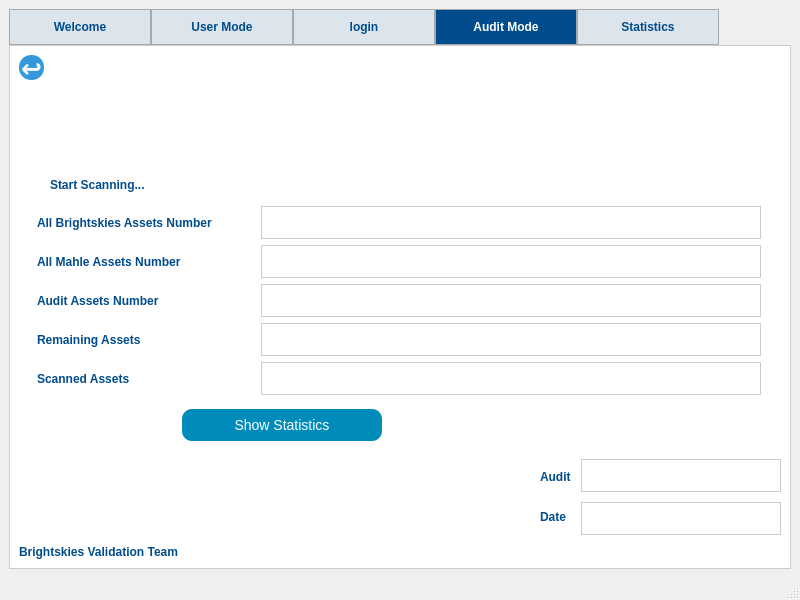
ENGaliyasser/J.A.K.Y.A., file front.ui: the form before one commit.
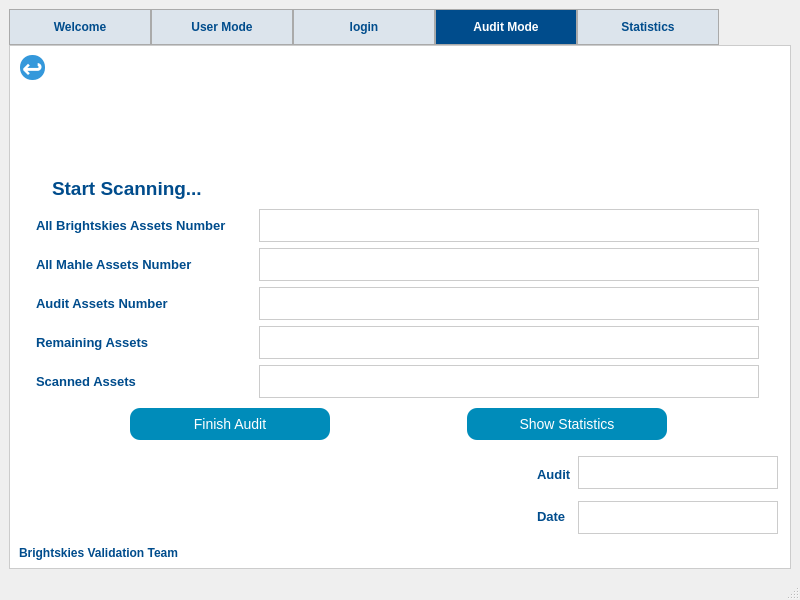
The form after the commit. The open tabs and pages were chosen to show the change. Icons and pictures are not drawn.

```diff
--- a/front.ui
+++ b/front.ui
@@ -179,7 +179,7 @@
        <set>Qt::ImhDialableCharactersOnly|Qt::ImhDigitsOnly|Qt::ImhEmailCharactersOnly|Qt::ImhFormattedNumbersOnly|Qt::ImhLatinOnly|Qt::ImhLowercaseOnly|Qt::ImhUppercaseOnly|Qt::ImhUrlCharactersOnly</set>
       </property>
       <property name="currentIndex">
-       <number>0</number>
+       <number>3</number>
       </property>
       <property name="tabBarAutoHide">
        <bool>true</bool>
@@ -235,7 +235,7 @@
                 </property>
                 <property name="sizeHint" stdset="0">
                  <size>
-                  <width>140</width>
+                  <width>160</width>
                   <height>20</height>
                  </size>
                 </property>
@@ -278,7 +278,7 @@
               <property name="sizeHint" stdset="0">
                <size>
                 <width>20</width>
-                <height>78</height>
+                <height>70</height>
                </size>
               </property>
              </spacer>
@@ -290,9 +290,12 @@
                 <property name="orientation">
                  <enum>Qt::Horizontal</enum>
                 </property>
+                <property name="sizeType">
+                 <enum>QSizePolicy::Fixed</enum>
+                </property>
                 <property name="sizeHint" stdset="0">
                  <size>
-                  <width>320</width>
+                  <width>270</width>
                   <height>20</height>
                  </size>
                 </property>
@@ -638,10 +641,13 @@
             <property name="orientation">
              <enum>Qt::Vertical</enum>
             </property>
+            <property name="sizeType">
+             <enum>QSizePolicy::Fixed</enum>
+            </property>
             <property name="sizeHint" stdset="0">
              <size>
               <width>20</width>
-              <height>78</height>
+              <height>30</height>
              </size>
             </property>
            </spacer>
@@ -688,6 +694,13 @@
                   <height>16777215</height>
                  </size>
                 </property>
+                <property name="font">
+                 <font>
+                  <pointsize>10</pointsize>
+                  <weight>75</weight>
+                  <bold>true</bold>
+                 </font>
+                </property>
                 <property name="text">
                  <string>Asset Name</string>
                 </property>
@@ -741,6 +754,13 @@
                   <height>16777215</height>
                  </size>
                 </property>
+                <property name="font">
+                 <font>
+                  <pointsize>10</pointsize>
+                  <weight>75</weight>
+                  <bold>true</bold>
+                 </font>
+                </property>
                 <property name="text">
                  <string>Asset Tag</string>
                 </property>
@@ -787,6 +807,13 @@
                   <height>16777215</height>
                  </size>
                 </property>
+                <property name="font">
+                 <font>
+                  <pointsize>10</pointsize>
+                  <weight>75</weight>
+                  <bold>true</bold>
+                 </font>
+                </property>
                 <property name="text">
                  <string>Serial</string>
                 </property>
@@ -833,6 +860,13 @@
                   <height>16777215</height>
                  </size>
                 </property>
+                <property name="font">
+                 <font>
+                  <pointsize>10</pointsize>
+                  <weight>75</weight>
+                  <bold>true</bold>
+                 </font>
+                </property>
                 <property name="text">
                  <string>Checked Out To</string>
                 </property>
@@ -879,6 +913,13 @@
                   <height>16777215</height>
                  </size>
                 </property>
+                <property name="font">
+                 <font>
+                  <pointsize>10</pointsize>
+                  <weight>75</weight>
+                  <bold>true</bold>
+                 </font>
+                </property>
                 <property name="text">
                  <string>Owner</string>
                 </property>
@@ -925,7 +966,7 @@
             <property name="sizeHint" stdset="0">
              <size>
               <width>20</width>
-              <height>78</height>
+              <height>80</height>
              </size>
             </property>
            </spacer>
@@ -1075,13 +1116,13 @@
               <property name="minimumSize">
                <size>
                 <width>0</width>
-                <height>30</height>
+                <height>33</height>
                </size>
               </property>
               <property name="maximumSize">
                <size>
                 <width>110</width>
-                <height>30</height>
+                <height>33</height>
                </size>
               </property>
               <property name="font">
@@ -1089,8 +1130,13 @@
                 <pointsize>14</pointsize>
                 <weight>75</weight>
                 <bold>true</bold>
+                <strikeout>false</strikeout>
+                <kerning>false</kerning>
                </font>
               </property>
+              <property name="mouseTracking">
+               <bool>false</bool>
+              </property>
               <property name="text">
                <string>Password</string>
               </property>
@@ -1103,13 +1149,13 @@
                 <property name="minimumSize">
                  <size>
                   <width>0</width>
-                  <height>30</height>
+                  <height>33</height>
                  </size>
                 </property>
                 <property name="maximumSize">
                  <size>
                   <width>110</width>
-                  <height>30</height>
+                  <height>33</height>
                  </size>
                 </property>
                 <property name="font">
@@ -1135,7 +1181,7 @@
                 <property name="sizeHint" stdset="0">
                  <size>
                   <width>45</width>
-                  <height>20</height>
+                  <height>5</height>
                  </size>
                 </property>
                </spacer>
@@ -1151,13 +1197,13 @@
               <property name="minimumSize">
                <size>
                 <width>500</width>
-                <height>30</height>
+                <height>33</height>
                </size>
               </property>
               <property name="maximumSize">
                <size>
                 <width>500</width>
-                <height>30</height>
+                <height>33</height>
                </size>
               </property>
               <property name="inputMethodHints">
@@ -1173,13 +1219,13 @@
               <property name="minimumSize">
                <size>
                 <width>500</width>
-                <height>30</height>
+                <height>33</height>
                </size>
               </property>
               <property name="maximumSize">
                <size>
                 <width>500</width>
-                <height>30</height>
+                <height>33</height>
                </size>
               </property>
              </widget>
@@ -1199,12 +1245,14 @@
               <property name="maximumSize">
                <size>
                 <width>60</width>
-                <height>16777215</height>
+                <height>33</height>
                </size>
               </property>
               <property name="font">
                <font>
                 <pointsize>-1</pointsize>
+                <weight>50</weight>
+                <bold>false</bold>
                </font>
               </property>
               <property name="text">
@@ -1229,6 +1277,8 @@
               <property name="font">
                <font>
                 <pointsize>-1</pointsize>
+                <weight>50</weight>
+                <bold>false</bold>
                </font>
               </property>
               <property name="text">
@@ -1341,66 +1391,15 @@
        <attribute name="title">
         <string>Audit Mode</string>
        </attribute>
-       <layout class="QGridLayout" name="gridLayout_5">
-        <item row="0" column="0">
-         <layout class="QGridLayout" name="gridLayout_7">
-          <item row="0" column="0">
-           <widget class="QPushButton" name="back_btn_audit">
-            <property name="minimumSize">
-             <size>
-              <width>25</width>
-              <height>25</height>
-             </size>
-            </property>
-            <property name="maximumSize">
-             <size>
-              <width>25</width>
-              <height>25</height>
-             </size>
-            </property>
-            <property name="font">
-             <font>
-              <pointsize>-1</pointsize>
-              <weight>75</weight>
-              <bold>true</bold>
-             </font>
-            </property>
-            <property name="styleSheet">
-             <string notr="true">QPushButton {
-    background-color: #3498db;    /* Background color of the button */
-    border: none;                 /* Remove default border */
-    border-radius: 12px;          /* Makes the button circular (half of width/height) */
-    width: 25px;                  /* Width of the button */
-    height: 25px;                 /* Height of the button */
-    color: white;                 /* Color of the arrow */
-    font-size:25px;              /* Size of the arrow */
-    font-weight: bold;            /* Bold arrow */
-    text-align: center;           /* Center the arrow */
-    padding: 0px;                 /* Remove any padding */
-}
-</string>
-            </property>
-            <property name="text">
-             <string>↩</string>
-            </property>
-           </widget>
-          </item>
-          <item row="1" column="0">
-           <spacer name="verticalSpacer_27">
-            <property name="orientation">
-             <enum>Qt::Vertical</enum>
-            </property>
-            <property name="sizeHint" stdset="0">
-             <size>
-              <width>20</width>
-              <height>98</height>
-             </size>
-            </property>
-           </spacer>
-          </item>
-         </layout>
-        </item>
-        <item row="0" column="1" colspan="2">
+       <widget class="QWidget" name="layoutWidget">
+        <property name="geometry">
+         <rect>
+          <x>42</x>
+          <y>9</y>
+          <width>729</width>
+          <height>148</height>
+         </rect>
+        </property>
          <layout class="QVBoxLayout" name="verticalLayout_20">
           <item>
            <layout class="QHBoxLayout" name="horizontalLayout_21">
@@ -1458,6 +1457,13 @@
            <layout class="QHBoxLayout" name="horizontalLayout_48">
             <item>
              <widget class="QLabel" name="start_scan_label">
+             <property name="font">
+              <font>
+               <pointsize>14</pointsize>
+               <weight>75</weight>
+               <bold>true</bold>
+              </font>
+             </property>
               <property name="text">
                <string>Start Scanning...</string>
               </property>
@@ -1522,8 +1528,86 @@
            </layout>
           </item>
          </layout>
-        </item>
-        <item row="1" column="0" colspan="3">
+       </widget>
+       <widget class="QWidget" name="layoutWidget">
+        <property name="geometry">
+         <rect>
+          <x>9</x>
+          <y>9</y>
+          <width>27</width>
+          <height>131</height>
+         </rect>
+        </property>
+        <layout class="QGridLayout" name="gridLayout_7">
+         <item row="0" column="0">
+          <widget class="QPushButton" name="back_btn_audit">
+           <property name="minimumSize">
+            <size>
+             <width>25</width>
+             <height>25</height>
+            </size>
+           </property>
+           <property name="maximumSize">
+            <size>
+             <width>25</width>
+             <height>25</height>
+            </size>
+           </property>
+           <property name="font">
+            <font>
+             <pointsize>-1</pointsize>
+             <weight>75</weight>
+             <bold>true</bold>
+            </font>
+           </property>
+           <property name="styleSheet">
+            <string notr="true">QPushButton {
+    background-color: #3498db;    /* Background color of the button */
+    border: none;                 /* Remove default border */
+    border-radius: 12px;          /* Makes the button circular (half of width/height) */
+    width: 25px;                  /* Width of the button */
+    height: 25px;                 /* Height of the button */
+    color: white;                 /* Color of the arrow */
+    font-size:25px;              /* Size of the arrow */
+    font-weight: bold;            /* Bold arrow */
+    text-align: center;           /* Center the arrow */
+    padding: 0px;                 /* Remove any padding */
+}
+</string>
+           </property>
+           <property name="text">
+            <string>↩</string>
+           </property>
+          </widget>
+         </item>
+         <item row="1" column="0">
+          <spacer name="verticalSpacer_27">
+           <property name="orientation">
+            <enum>Qt::Vertical</enum>
+           </property>
+           <property name="sizeHint" stdset="0">
+            <size>
+             <width>20</width>
+             <height>98</height>
+            </size>
+           </property>
+          </spacer>
+         </item>
+        </layout>
+       </widget>
+       <widget class="QWidget" name="">
+        <property name="geometry">
+         <rect>
+          <x>9</x>
+          <y>163</y>
+          <width>759</width>
+          <height>351</height>
+         </rect>
+        </property>
+        <layout class="QVBoxLayout" name="verticalLayout_22">
+         <item>
+          <layout class="QVBoxLayout" name="verticalLayout_18">
+           <item>
          <layout class="QVBoxLayout" name="verticalLayout">
           <item>
            <layout class="QHBoxLayout" name="horizontalLayout_43">
@@ -1535,6 +1619,13 @@
                 <height>16777215</height>
                </size>
               </property>
+                 <property name="font">
+                  <font>
+                   <pointsize>10</pointsize>
+                   <weight>75</weight>
+                   <bold>true</bold>
+                  </font>
+                 </property>
               <property name="text">
                <string>All Brightskies Assets Number</string>
               </property>
@@ -1588,6 +1679,13 @@
                 <height>16777215</height>
                </size>
               </property>
+                 <property name="font">
+                  <font>
+                   <pointsize>10</pointsize>
+                   <weight>75</weight>
+                   <bold>true</bold>
+                  </font>
+                 </property>
               <property name="text">
                <string>All Mahle Assets Number</string>
               </property>
@@ -1634,6 +1732,13 @@
                 <height>16777215</height>
                </size>
               </property>
+                 <property name="font">
+                  <font>
+                   <pointsize>10</pointsize>
+                   <weight>75</weight>
+                   <bold>true</bold>
+                  </font>
+                 </property>
               <property name="text">
                <string>Audit Assets Number</string>
               </property>
@@ -1680,6 +1785,13 @@
                 <height>16777215</height>
                </size>
               </property>
+                 <property name="font">
+                  <font>
+                   <pointsize>10</pointsize>
+                   <weight>75</weight>
+                   <bold>true</bold>
+                  </font>
+                 </property>
               <property name="text">
                <string>Remaining Assets</string>
               </property>
@@ -1726,6 +1838,13 @@
                 <height>16777215</height>
                </size>
               </property>
+                 <property name="font">
+                  <font>
+                   <pointsize>10</pointsize>
+                   <weight>75</weight>
+                   <bold>true</bold>
+                  </font>
+                 </property>
               <property name="text">
                <string>Scanned Assets</string>
               </property>
@@ -1764,10 +1883,10 @@
           </item>
          </layout>
         </item>
-        <item row="2" column="1">
+           <item>
          <layout class="QHBoxLayout" name="horizontalLayout_13">
           <item>
-           <widget class="QPushButton" name="pushButton">
+              <widget class="QPushButton" name="FinishAudit">
             <property name="maximumSize">
              <size>
               <width>200</width>
@@ -1780,7 +1899,7 @@
              </font>
             </property>
             <property name="text">
-             <string>Show Statistics</string>
+                <string>Finish Audit</string>
             </property>
            </widget>
           </item>
@@ -1797,9 +1916,31 @@
             </property>
            </spacer>
           </item>
-         </layout>
-        </item>
-        <item row="3" column="1">
+             <item>
+              <widget class="QPushButton" name="ShowStatistics">
+               <property name="maximumSize">
+                <size>
+                 <width>200</width>
+                 <height>16777215</height>
+                </size>
+               </property>
+               <property name="font">
+                <font>
+                 <pointsize>-1</pointsize>
+                </font>
+               </property>
+               <property name="text">
+                <string>Show Statistics</string>
+               </property>
+              </widget>
+             </item>
+            </layout>
+           </item>
+          </layout>
+         </item>
+         <item>
+          <layout class="QHBoxLayout" name="horizontalLayout_15">
+           <item>
          <layout class="QHBoxLayout" name="horizontalLayout_8">
           <item>
            <spacer name="horizontalSpacer_34">
@@ -1842,7 +1983,7 @@
           </item>
          </layout>
         </item>
-        <item row="3" column="2">
+           <item>
          <layout class="QHBoxLayout" name="horizontalLayout_7">
           <item>
            <layout class="QVBoxLayout" name="verticalLayout_19">
@@ -1862,6 +2003,7 @@
               </property>
               <property name="font">
                <font>
+                   <pointsize>10</pointsize>
                 <weight>75</weight>
                 <bold>true</bold>
                </font>
@@ -1887,6 +2029,7 @@
               </property>
               <property name="font">
                <font>
+                   <pointsize>10</pointsize>
                 <weight>75</weight>
                 <bold>true</bold>
                </font>
@@ -1962,7 +2105,9 @@
           </item>
          </layout>
         </item>
-        <item row="4" column="0" colspan="2">
+          </layout>
+         </item>
+         <item>
          <widget class="QLabel" name="validation_label_3">
           <property name="font">
            <font>
@@ -1977,12 +2122,13 @@
         </item>
        </layout>
       </widget>
+      </widget>
       <widget class="QWidget" name="Statistics_tab">
        <attribute name="title">
         <string>Statistics</string>
        </attribute>
-       <layout class="QGridLayout" name="gridLayout_6">
-        <item row="0" column="0" rowspan="2" colspan="2">
+       <layout class="QGridLayout" name="gridLayout_5">
+        <item row="0" column="0">
          <layout class="QVBoxLayout" name="verticalLayout_21">
           <item>
            <widget class="QPushButton" name="back_btn_audit_2">
@@ -2040,7 +2186,21 @@
           </item>
          </layout>
         </item>
-        <item row="0" column="2" rowspan="2">
+        <item row="0" column="1">
+         <widget class="QLabel" name="label_7">
+          <property name="font">
+           <font>
+            <pointsize>18</pointsize>
+            <weight>75</weight>
+            <bold>true</bold>
+           </font>
+          </property>
+          <property name="text">
+           <string>Statistics :</string>
+          </property>
+         </widget>
+        </item>
+        <item row="0" column="2">
          <layout class="QHBoxLayout" name="horizontalLayout_14">
           <item>
            <spacer name="horizontalSpacer_10">
@@ -2079,24 +2239,31 @@
           </item>
          </layout>
         </item>
-        <item row="1" column="1">
-         <widget class="QLabel" name="label_7">
-          <property name="font">
-           <font>
-            <pointsize>18</pointsize>
-            <weight>75</weight>
-            <bold>true</bold>
-           </font>
-          </property>
-          <property name="text">
-           <string>Pie Chart:</string>
-          </property>
-         </widget>
-        </item>
-        <item row="2" column="1" colspan="2">
+        <item row="1" column="0" colspan="3">
+         <layout class="QVBoxLayout" name="verticalLayout_23">
+          <item>
+           <layout class="QHBoxLayout" name="horizontalLayout_16">
+            <item>
+             <widget class="QGraphicsView" name="graphicsView_2"/>
+            </item>
+            <item>
          <widget class="QGraphicsView" name="graphicsView"/>
         </item>
-        <item row="3" column="0" colspan="3">
+           </layout>
+          </item>
+          <item>
+           <layout class="QHBoxLayout" name="horizontalLayout_17">
+            <item>
+             <widget class="QGraphicsView" name="graphicsView_4"/>
+            </item>
+            <item>
+             <widget class="QGraphicsView" name="graphicsView_5"/>
+            </item>
+           </layout>
+          </item>
+         </layout>
+        </item>
+        <item row="2" column="0" colspan="2">
          <widget class="QLabel" name="validation_label_8">
           <property name="font">
            <font>
@@ -2121,7 +2288,7 @@
      <x>0</x>
      <y>0</y>
      <width>800</width>
-     <height>26</height>
+     <height>21</height>
     </rect>
    </property>
   </widget>
```
Left out of the diff: 2 changed lines with no effect on the pictures. Lines whose indentation alone changed are shown as unchanged.
